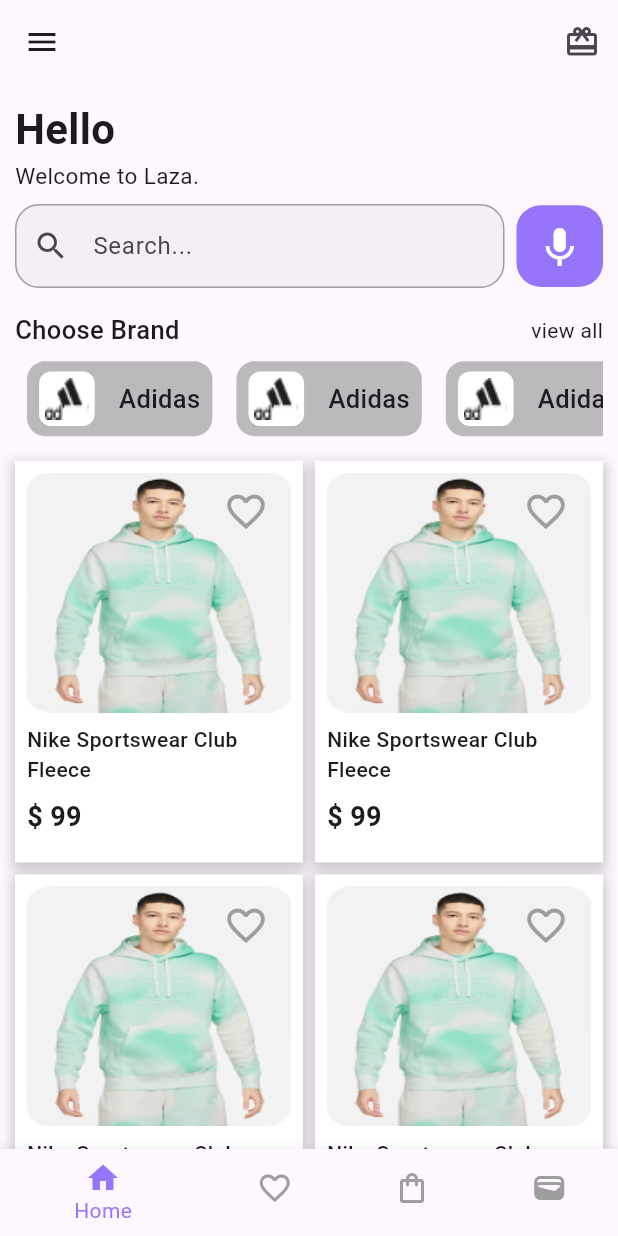
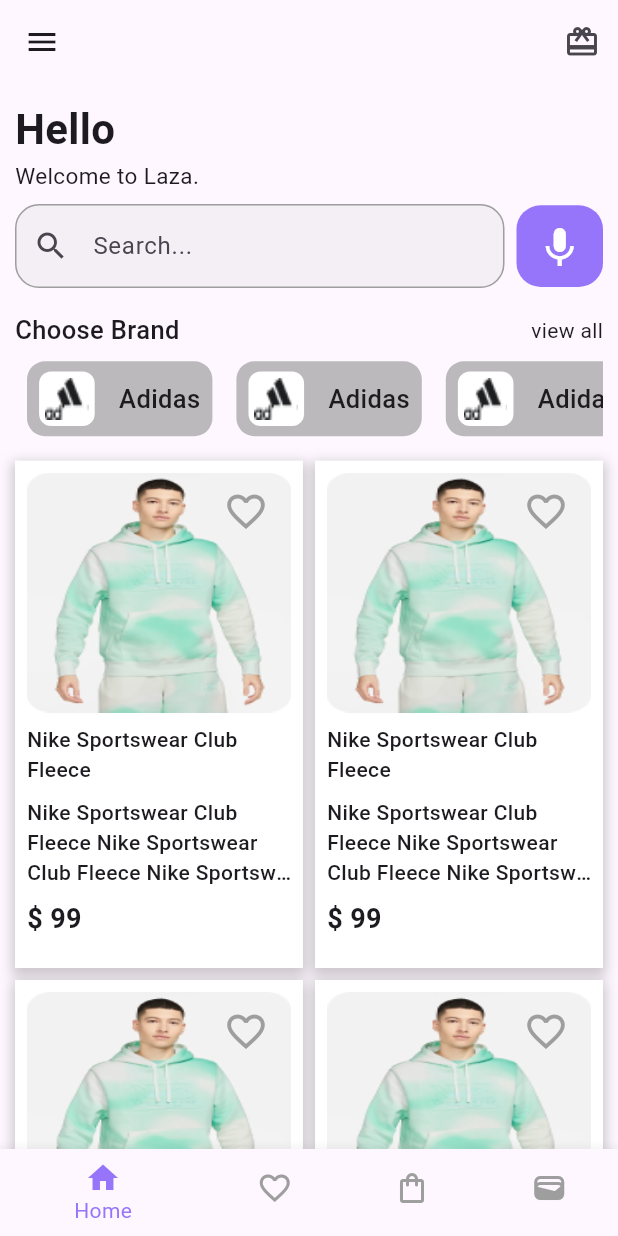
Before and after one commit to abdelrhman20500/Laza_Ecommerce, a Flutter app: the HomeScreen screen opened by its route, on a phone screen of 412 x 824 dp. Run offline on Flutter 3.47's test engine with Material 3 defaults, Android fonts, the phone set to English and light mode, and no system bars; our stand-ins replace dartz, dio, flutter_bloc, flutter_otp_text_field, hive, hive_flutter and 1 more; accounts and stored records are empty; generated files the repository leaves out were written again; network calls fail.

Commit message:
Trigger Cubit And States For Product

```diff
--- a/lib/Core/functions/api_service.dart
+++ b/lib/Core/functions/api_service.dart
@@ -17,7 +17,7 @@
   }
 
 
-  Future<Response> get({required String endpoint ,String? token}) async {
+  Future<List<dynamic>> get({required String endpoint ,String? token}) async {
     var response = await dio.get("$baseUrl$endpoint");
     return response.data;
   }
--- a/lib/Features/home/presentation/view/home_tab/data/repos/product_repo_impl.dart
+++ b/lib/Features/home/presentation/view/home_tab/data/repos/product_repo_impl.dart
@@ -10,7 +10,9 @@
   final ProductRemoteDateSource productRemoteDateSource;
   final ProductLocalDataSource productLocalDataSource;
 
-  ProductRepoImpl(this.productRemoteDateSource, this.productLocalDataSource);
+  ProductRepoImpl({required this.productRemoteDateSource, required this.productLocalDataSource});
+
+
   @override
   Future<Either<Failure, List<ProductEntity>>> fetchProduct()async{
     try {
--- a/lib/Features/home/presentation/view/home_tab/presentation/view/home_tab.dart
+++ b/lib/Features/home/presentation/view/home_tab/presentation/view/home_tab.dart
@@ -1,6 +1,6 @@
 import 'package:flutter/material.dart';
+import 'package:laza_e_commerce/Features/home/presentation/view/home_tab/presentation/view/widget/bloc_consumer_home_product.dart';
 import 'package:laza_e_commerce/Features/home/presentation/view/home_tab/presentation/view/widget/build_home_search.dart';
-import 'package:laza_e_commerce/Features/home/presentation/view/home_tab/presentation/view/widget/grid_view_home_product.dart';
 import 'package:laza_e_commerce/Features/home/presentation/view/home_tab/presentation/view/widget/list_view_home_category.dart';
 
 
@@ -33,7 +33,7 @@
             SizedBox(height: MediaQuery.of(context).size.height*0.001,),
             const ListViewHomeCategory(),
             SizedBox(height: MediaQuery.of(context).size.height*0.01,),
-            const GridViewHomeProduct(),
+            const BlocConsumerHomeProduct(),
           ],
         ),
       ),
--- /dev/null
+++ b/lib/Features/home/presentation/view/home_tab/presentation/view/widget/bloc_consumer_home_product.dart
@@ -0,0 +1,48 @@
+import 'package:dio/dio.dart';
+import 'package:flutter/material.dart';
+import 'package:flutter_bloc/flutter_bloc.dart';
+import 'package:laza_e_commerce/Core/functions/api_service.dart';
+import 'package:laza_e_commerce/Features/home/presentation/view/home_tab/data/data_sources/product_local_data_source.dart';
+import 'package:laza_e_commerce/Features/home/presentation/view/home_tab/data/data_sources/product_remote_data_source.dart';
+import 'package:laza_e_commerce/Features/home/presentation/view/home_tab/data/repos/product_repo_impl.dart';
+import 'package:laza_e_commerce/Features/home/presentation/view/home_tab/domain/use_cases/product_use_case.dart';
+import 'package:laza_e_commerce/Features/home/presentation/view/home_tab/presentation/view_manager/product_cubit.dart';
+import 'package:laza_e_commerce/Features/home/presentation/view/home_tab/presentation/view_manager/product_state.dart';
+
+import 'grid_view_home_product.dart';
+
+class BlocConsumerHomeProduct extends StatelessWidget {
+  const BlocConsumerHomeProduct({
+    super.key,
+  });
+
+  @override
+  Widget build(BuildContext context) {
+    return BlocProvider(
+      create: (context) => FeaturedProductsCubit(
+        ProductUseCase(
+          ProductRepoImpl(
+            productRemoteDateSource:
+                ProductRemoteDateSourceImpl(ApiService(Dio())),
+            productLocalDataSource: ProductLocalDataSourceImpl(),
+          ),
+        ),
+      )..fetchFeaturedProducts(),
+      child: BlocConsumer<FeaturedProductsCubit, ProductState>(
+        listener: (context, state) {
+          if (state is ProductFailure) {
+            print(state.errMessage);
+            Text(state.errMessage);
+          } else if (state is ProductSuccess) {
+            // Text(state.product[0].description.toString());
+          } else if (state is ProductLoading) {
+            const Center(child: CircularProgressIndicator());
+          }
+        },
+        builder: (context, state) {
+          return const GridViewHomeProduct();
+        },
+      ),
+    );
+  }
+}
--- a/lib/Features/home/presentation/view/home_tab/presentation/view/widget/build_home_product.dart
+++ b/lib/Features/home/presentation/view/home_tab/presentation/view/widget/build_home_product.dart
@@ -2,6 +2,7 @@
 
 class BuildHomeProduct extends StatelessWidget {
   const BuildHomeProduct({super.key});
+
 
   @override
   Widget build(BuildContext context) {
@@ -47,6 +48,12 @@
               overflow: TextOverflow.ellipsis,
             ),
             SizedBox(height: MediaQuery.of(context).size.height * 0.01,),
+            const Text("Nike Sportswear Club Fleece Nike Sportswear Club Fleece Nike Sportswear Club Fleece",
+              style: TextStyle(fontWeight: FontWeight.w500,),
+              maxLines: 3,
+              overflow: TextOverflow.ellipsis,
+            ),
+            SizedBox(height: MediaQuery.of(context).size.height * 0.01,),
             const Text("\$ 99", style: TextStyle(fontSize: 18,fontWeight: FontWeight.w600,),
             ),
           ],
--- a/lib/Features/home/presentation/view/home_tab/presentation/view/widget/grid_view_home_product.dart
+++ b/lib/Features/home/presentation/view/home_tab/presentation/view/widget/grid_view_home_product.dart
@@ -3,6 +3,7 @@
 
 class GridViewHomeProduct extends StatelessWidget {
   const GridViewHomeProduct({super.key,});
+
 
   @override
   Widget build(BuildContext context) {
@@ -13,7 +14,7 @@
         crossAxisCount: 2,
         crossAxisSpacing: 8.0,
         mainAxisSpacing: 8.0,
-        childAspectRatio: 2.15 / 3,
+        childAspectRatio: 2.1 / 3.7,
       ),
       itemCount: 6, // Adjust the item count as needed
       itemBuilder: (context, index) {
--- a/lib/main.dart
+++ b/lib/main.dart
@@ -1,4 +1,5 @@
 import 'package:flutter/material.dart';
+import 'package:flutter_bloc/flutter_bloc.dart';
 import 'package:hive_flutter/adapters.dart';
 import 'package:laza_e_commerce/Features/forget_password/presentation/view/forget_password_screen.dart';
 import 'package:laza_e_commerce/Features/home/presentation/view/home_screen.dart';
@@ -11,6 +12,7 @@
 import 'package:laza_e_commerce/Features/welcome_screen/presentation/view/welcome_screen.dart';
 import 'package:laza_e_commerce/constant.dart';
 import 'Core/utils/shared_preferences.dart';
+import 'Core/utils/simple_bloc_observer.dart';
 import 'Features/splash_screen/presentation/view/splash_screen.dart';
 
 void main() async{
@@ -18,7 +20,8 @@
   await SharedPref.init();
   await Hive.initFlutter();
   Hive.registerAdapter(ProductEntityAdapter());
-  Hive.openBox(kFeaturedBox);
+  await Hive.openBox<ProductEntity>(kFeaturedBox);
+  Bloc.observer= SimpleBlocObserver();
   runApp(const MyApp());
 }
 
```
Also changed, not shown: lib/Core/utils/simple_bloc_observer.dart (added, +12 -0 lines), lib/Features/home/presentation/view/home_tab/data/data_sources/product_remote_data_source.dart (+11 -6 lines).
